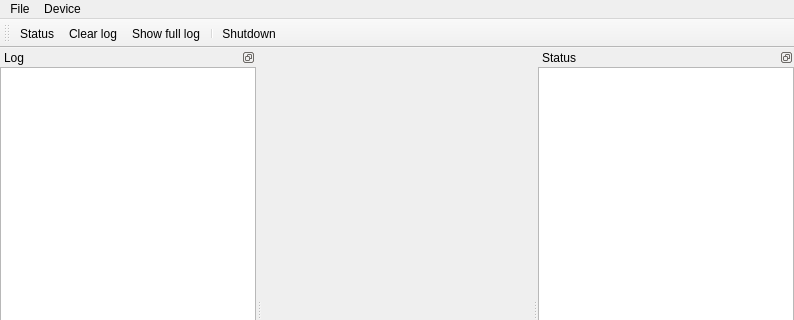
The window that projects/ctrl-board/software/applications/client/src/main_wnd.ui (z80/robocam) describes before a commit, drawn with Qt 5; both pictures show x 0 to 794 and y 0 to 320 of the 794 by 594 pixel window.
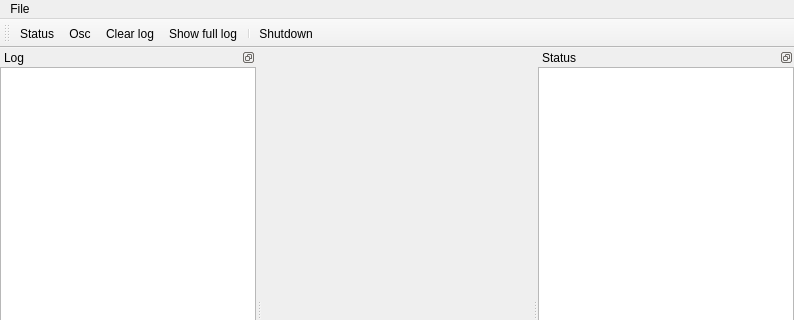
The same window after the commit. Custom widgets are drawn as their Qt base class.

The edit to the form file:
```diff
--- a/projects/ctrl-board/software/applications/client/src/main_wnd.ui
+++ b/projects/ctrl-board/software/applications/client/src/main_wnd.ui
@@ -52,17 +52,7 @@
      <string>File</string>
     </property>
    </widget>
-   <widget class="QMenu" name="menuDevice">
-    <property name="title">
-     <string>Device</string>
-    </property>
-    <addaction name="forward"/>
-    <addaction name="backward"/>
-    <addaction name="left"/>
-    <addaction name="right"/>
-   </widget>
    <addaction name="menuFile"/>
-   <addaction name="menuDevice"/>
   </widget>
   <widget class="QDockWidget" name="cmdDw">
    <property name="features">
@@ -313,6 +303,7 @@
     <bool>false</bool>
    </attribute>
    <addaction name="queryStatus"/>
+   <addaction name="queryOsc"/>
    <addaction name="clearLog"/>
    <addaction name="showFullLog"/>
    <addaction name="separator"/>
@@ -474,6 +465,14 @@
     <string>Clear log</string>
    </property>
   </action>
+  <action name="queryOsc">
+   <property name="text">
+    <string>Osc</string>
+   </property>
+   <property name="toolTip">
+    <string>Query oscilloscopic measures</string>
+   </property>
+  </action>
  </widget>
  <customwidgets>
   <customwidget>
```
Left out of the diff: 150 changed lines with no effect on the pictures.
